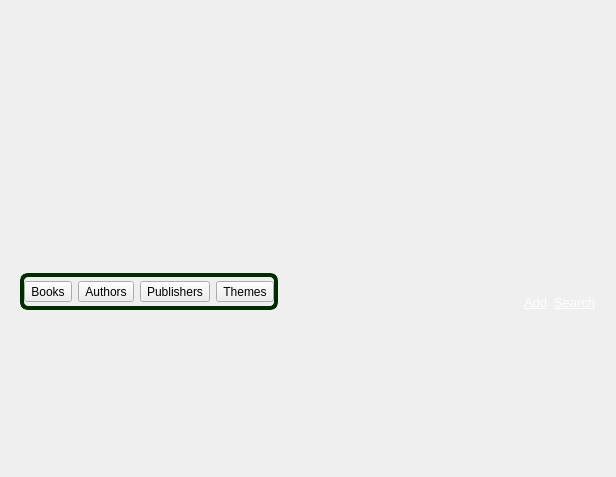
The window that src/gui/UI/OperationsWidget.ui (jgastal/plivros) describes before a commit, drawn with Qt 5.
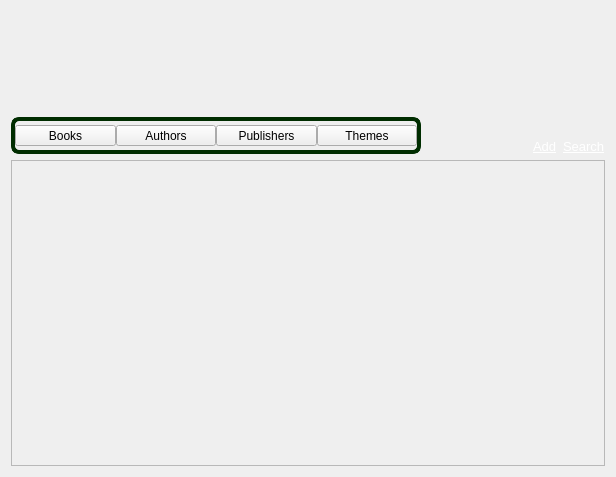
The same window after the commit.

Commit message: Ops Widget now has a frame(with bg color) encompassing the tab widget.

The edit to the form file:
```diff
--- a/src/gui/UI/OperationsWidget.ui
+++ b/src/gui/UI/OperationsWidget.ui
@@ -22,8 +22,8 @@
   <property name="styleSheet">
    <string notr="true"/>
   </property>
-  <layout class="QVBoxLayout" name="verticalLayout">
-   <item>
+  <layout class="QGridLayout" name="gridLayout">
+   <item row="0" column="0" colspan="4">
     <widget class="QLabel" name="pictureLabel">
      <property name="minimumSize">
       <size>
@@ -42,17 +42,14 @@
      </property>
     </widget>
    </item>
-   <item>
-    <widget class="QWidget" name="centralWidget" native="true">
-     <layout class="QGridLayout" name="gridLayout_2">
-      <property name="topMargin">
-       <number>0</number>
-      </property>
-      <property name="bottomMargin">
-       <number>0</number>
-      </property>
-      <item row="0" column="0">
+   <item row="1" column="0">
        <widget class="QFrame" name="sectionFrame">
+     <property name="minimumSize">
+      <size>
+       <width>410</width>
+       <height>0</height>
+      </size>
+     </property>
         <property name="maximumSize">
          <size>
           <width>16777215</width>
@@ -76,6 +73,9 @@
          <number>0</number>
         </property>
         <layout class="QHBoxLayout" name="horizontalLayout">
+      <property name="spacing">
+       <number>0</number>
+      </property>
          <property name="margin">
           <number>0</number>
          </property>
@@ -146,7 +146,7 @@
         </layout>
        </widget>
       </item>
-      <item row="0" column="1">
+   <item row="1" column="1">
        <spacer name="horizontalSpacer">
         <property name="orientation">
          <enum>Qt::Horizontal</enum>
@@ -159,7 +159,7 @@
         </property>
        </spacer>
       </item>
-      <item row="0" column="2">
+   <item row="1" column="2">
        <widget class="QLabel" name="addLabel">
         <property name="sizePolicy">
          <sizepolicy hsizetype="Minimum" vsizetype="Preferred">
@@ -185,7 +185,7 @@
         </property>
        </widget>
       </item>
-      <item row="0" column="3">
+   <item row="1" column="3">
        <widget class="QLabel" name="searchLabel">
         <property name="sizePolicy">
          <sizepolicy hsizetype="Minimum" vsizetype="Preferred">
@@ -211,6 +211,18 @@
         </property>
        </widget>
       </item>
+   <item row="2" column="0" colspan="4">
+    <widget class="QFrame" name="formFrame">
+     <property name="frameShape">
+      <enum>QFrame::StyledPanel</enum>
+     </property>
+     <property name="frameShadow">
+      <enum>QFrame::Raised</enum>
+     </property>
+     <layout class="QGridLayout" name="gridLayout_2">
+      <property name="margin">
+       <number>2</number>
+      </property>
      </layout>
     </widget>
    </item>
```
Left out of the diff: 3 changed lines with no effect on the pictures. Lines whose indentation alone changed are shown as unchanged. The commit also changes 1 other file.
